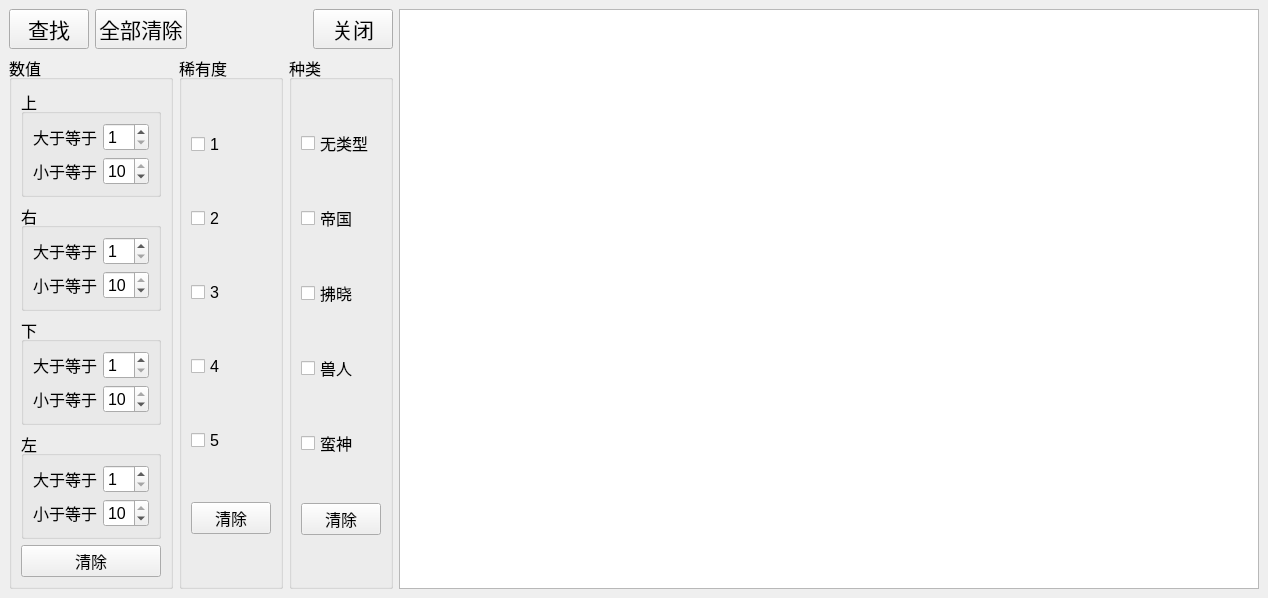
Before: the Qt Designer form mainwindow.ui in HaiJeng/Triple-Triad-Card-Filter, drawn with Qt 5.
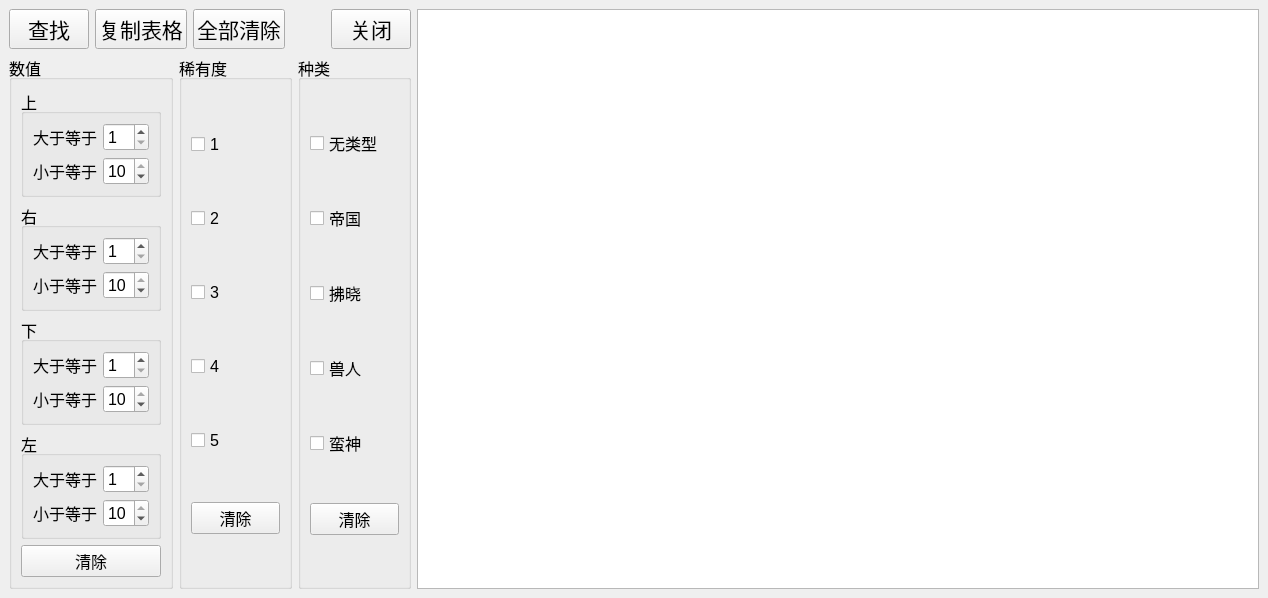
After: the same form once the commit is applied. Icons and pictures are not drawn.

Commit message: 添加了复制功能

The edit to the form file:
```diff
--- a/mainwindow.ui
+++ b/mainwindow.ui
@@ -42,6 +42,18 @@
               </property>
              </widget>
             </item>
+            <item>
+             <widget class="QPushButton" name="pushButton">
+              <property name="font">
+               <font>
+                <pointsize>16</pointsize>
+               </font>
+              </property>
+              <property name="text">
+               <string>复制表格</string>
+              </property>
+             </widget>
+            </item>
             <item>
              <widget class="QPushButton" name="clearAllButton">
               <property name="font">
```
The commit also changes 3 other files.
